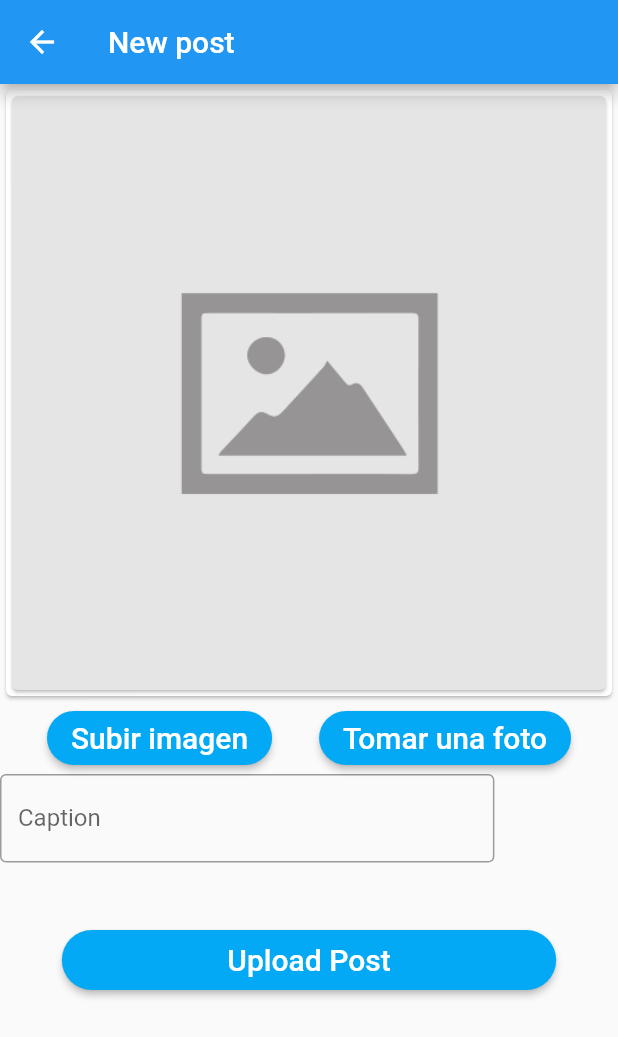
After one commit to maet98/InstagramClone, a Flutter app: the NewPostPage screen opened directly, on a phone screen of 412 x 824 dp. The commit adds this screen. Shown: the top 1037 px of the screen. Run offline on Flutter 3.47's test engine with Material 2 defaults, Android fonts, the phone set to English and light mode, and no system bars; our stand-ins replace image_picker; accounts and stored records are empty; network calls fail.

Commit message:
new post page creation, entities and data functions fixes, new asset for post placeholder

```diff
--- a/flutterApp/lib/entities/user.dart
+++ b/flutterApp/lib/entities/user.dart
@@ -1,23 +1,27 @@
 import 'package:instagramclone/entities/userInfo.dart';
 
 class User {
+  final int id;
   final String bio;
   final dynamic profile_picture;
   final UserInfo user;
   User(
+      this.id,
     this.bio,
     this.profile_picture,
     this.user,
   );
   factory User.fromMap(Map<String, dynamic> json) {
     return User(
+      json['id'],
       json['bio'],
       json['profile_picture'],
-      json['user'],
+      UserInfo.fromMap(json['user']),
     );
   }
   Map toMap() {
     var map = new Map();
+    map['id'] = id;
     map['bio'] = bio;
     map['profile_picture'] = profile_picture;
     map['user'] = user.toMap();
--- /dev/null
+++ b/flutterApp/lib/newPostPage.dart
@@ -0,0 +1,179 @@
+import 'dart:io';
+
+import 'package:flutter/material.dart';
+import 'package:image_picker/image_picker.dart';
+
+import 'dataFunctions.dart';
+
+class NewPostPage extends StatefulWidget {
+  @override
+  State<StatefulWidget> createState() => _NewPostPage();
+}
+
+class _NewPostPage extends State<NewPostPage>
+    with SingleTickerProviderStateMixin {
+  final _formKey = GlobalKey<FormState>();
+  final TextEditingController _caption = TextEditingController();
+
+  File _postImage;
+  String _imagePath;
+  bool sendPostTrigger = false;
+  ImagePicker _picker = ImagePicker();
+  bool postTrigger = false;
+  bool badPost = false;
+  bool selectPicture = false;
+  @override
+  void initState() {
+    super.initState();
+    downloadImage();
+  }
+
+  Future getImage(bool camera) async {
+    PickedFile _image = await _picker.getImage(
+        source: camera ? ImageSource.camera : ImageSource.gallery,
+        maxWidth: 1000,
+        maxHeight: 1000);
+    setState(() {
+      _imagePath = _image.path.toString();
+      _postImage = File(_image.path);
+      print('Select image path' + _image.path.toString());
+    });
+  }
+
+  Future downloadImage() async {
+    if (_imagePath != null) {
+      var image = new File(_imagePath);
+      setState(() {
+        _postImage = image;
+      });
+    }
+  }
+
+  @override
+  Widget build(BuildContext context) {
+    return Scaffold(
+        appBar: AppBar(title: Text("New post")),
+        body: ListView(
+          children: [
+            Form(
+                child: Center(
+                    child: Column(children: [
+              Card(
+                semanticContainer: true,
+                clipBehavior: Clip.antiAliasWithSaveLayer,
+                child: Card(
+                  semanticContainer: true,
+                  clipBehavior: Clip.antiAliasWithSaveLayer,
+                  child: _postImage != null
+                      ? Image.file(
+                          _postImage,
+                          fit: BoxFit.contain,
+                        )
+                      : Image.asset('assets/PostPlaceholder.png'),
+                ),
+              ),
+              Center(
+                  child: Row(
+                mainAxisAlignment: MainAxisAlignment.spaceEvenly,
+                children: [
+                  ElevatedButton(
+                    style: ElevatedButton.styleFrom(
+                        padding: EdgeInsets.symmetric(horizontal: 16),
+                        shape: RoundedRectangleBorder(
+                          borderRadius: BorderRadius.circular(25),
+                        ),
+                        primary: Colors.lightBlue),
+                    onPressed: () {
+                      getImage(false);
+                    },
+                    child: Text('Subir imagen',
+                        style: TextStyle(color: Colors.white, fontSize: 20)),
+                  ),
+                  ElevatedButton(
+                    style: ElevatedButton.styleFrom(
+                        padding: EdgeInsets.symmetric(horizontal: 16),
+                        shape: RoundedRectangleBorder(
+                          borderRadius: BorderRadius.circular(25),
+                        ),
+                        primary: Colors.lightBlue),
+                    onPressed: () {
+                      getImage(true);
+                    },
+                    child: Text('Tomar una foto',
+                        style: TextStyle(color: Colors.white, fontSize: 20)),
+                  )
+                ],
+              )),
+              Row(
+                children: [
+                  Center(
+                    child: Container(
+                      height: 100,
+                      width: MediaQuery.of(context).size.width * 0.8,
+                      child: TextFormField(
+                        controller: _caption,
+                        decoration: InputDecoration(
+                          labelText: 'Caption',
+                          border: const OutlineInputBorder(),
+                        ),
+                      ),
+                    ),
+                  )
+                ],
+              ),
+              badPost
+                  ? AlertDialog(
+                      title: Text("Error al subir post"),
+                      content: Text("Intentelo de nuevo más tarde"),
+                    )
+                  : SizedBox(),
+              selectPicture
+                  ? AlertDialog(
+                      title: Text("Error al subir post"),
+                      content: Text("Debe incluir una foto"),
+                    )
+                  : SizedBox(),
+              ElevatedButton(
+                style: ElevatedButton.styleFrom(
+                    minimumSize:
+                        Size(MediaQuery.of(context).size.width * 0.8, 40),
+                    padding: EdgeInsets.symmetric(horizontal: 16),
+                    shape: RoundedRectangleBorder(
+                      borderRadius: BorderRadius.circular(25),
+                    ),
+                    primary: Colors.lightBlue),
+                onPressed: () {
+                  if (_postImage != null) {
+                    setState(() {
+                      selectPicture = false;
+                      postTrigger = true;
+                      badPost = false;
+                    });
+                    ServiceConsoomer()
+                        .PostPicture(_postImage, ServiceConsoomer.loggedUser.id,
+                            _caption.text)
+                        .then((value) {
+                      if (value) {
+                        Navigator.pop(context);
+                      } else {
+                        setState(() {
+                          postTrigger = false;
+                          badPost = true;
+                        });
+                      }
+                    });
+                  } else {
+                    setState(() {
+                      selectPicture = true;
+                    });
+                  }
+                },
+                child: Text('Upload Post',
+                    style: TextStyle(color: Colors.white, fontSize: 20)),
+              ),
+              postTrigger ? CircularProgressIndicator() : SizedBox(),
+            ])))
+          ],
+        ));
+  }
+}
--- a/flutterApp/lib/registerPage.dart
+++ b/flutterApp/lib/registerPage.dart
@@ -263,7 +263,7 @@ class _RegisterPage extends State<RegisterPage>
                           _email.text,
                           _pass.text);
                       setState(() {
-                        newUser = new User(_bio.text, _profileImage, userInfo);
+                        newUser = new User(null, _bio.text, _profileImage, userInfo);
                         registerTrigger = true;
                       });
                     }
--- a/flutterApp/pubspec.yaml
+++ b/flutterApp/pubspec.yaml
@@ -51,6 +51,7 @@ flutter:
   # To add assets to your application, add an assets section, like this:
   assets:
     - assets/LogoCISCGris.png
+    - assets/PostPlaceholder.png
   #   - images/a_dot_burr.jpeg
   #   - images/a_dot_ham.jpeg
 
```
Also changed, not shown: flutterApp/lib/dataFunctions.dart (+65 -17 lines), flutterApp/lib/entities/comment.dart (+2 -5 lines), flutterApp/lib/entities/post.dart (+7 -5 lines), flutterApp/lib/main.dart (+81 -33 lines), flutterApp/assets/PostPlaceholder.png (added).
